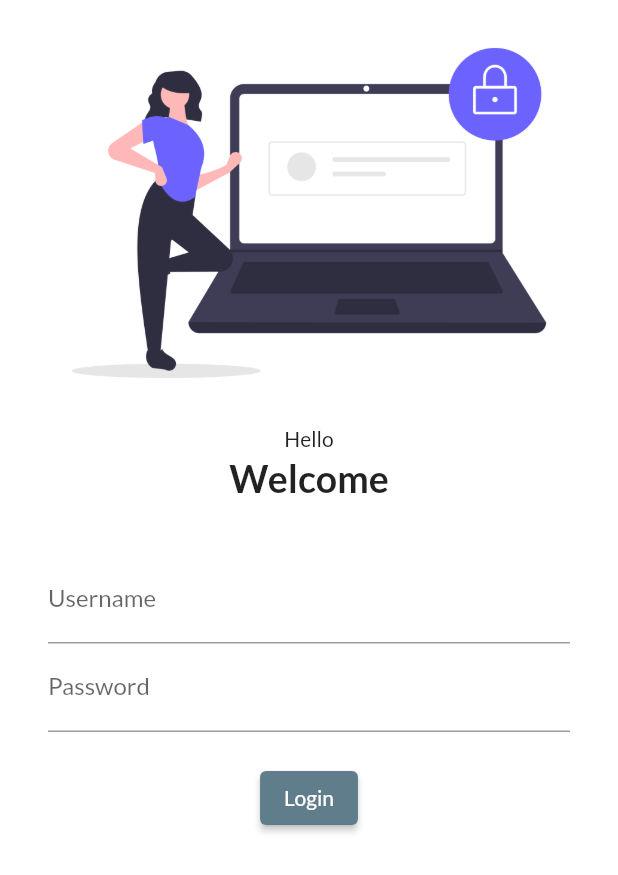
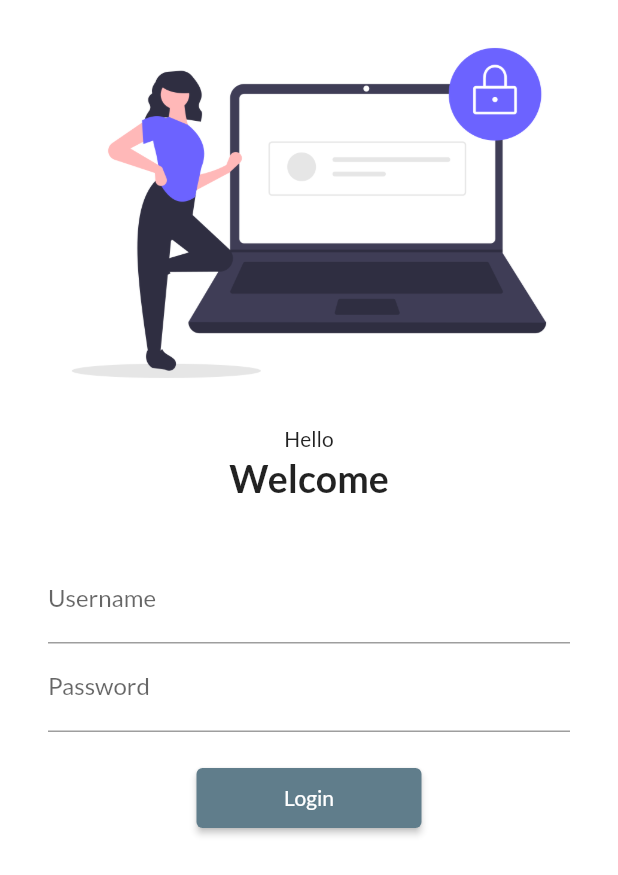
Before and after one commit to AkashDKshirsagar/30DaysFlutter, a Flutter app: the screen it shows after launch, on a phone screen of 412 x 824 dp. Shown: the top 875 px of the screen. Run offline on Flutter 3.47's test engine with Material 2 defaults, Android fonts, the phone set to English and light mode, and no system bars; our stand-ins replace google_fonts.

Commit message:
day_5 completed

```diff
--- a/lib/login_page.dart
+++ b/lib/login_page.dart
@@ -1,3 +1,4 @@
+import 'package:firstapp/utils/routes.dart';
 import 'package:flutter/material.dart';
 
 class LoginPage extends StatelessWidget {
@@ -7,6 +8,7 @@ class LoginPage extends StatelessWidget {
   Widget build(BuildContext context) {
     return Material(
         color: Colors.white,
+        child: SingleChildScrollView(
           child: Column(
             children: [
               Image.asset(
@@ -28,8 +30,8 @@ class LoginPage extends StatelessWidget {
                 height: 20.0,
               ),
               Padding(
-              padding:
-                  const EdgeInsets.symmetric(vertical: 16.0, horizontal: 32.0),
+                padding: const EdgeInsets.symmetric(
+                    vertical: 16.0, horizontal: 32.0),
                 child: Column(
                   children: [
                     TextFormField(
@@ -50,15 +52,16 @@ class LoginPage extends StatelessWidget {
                     ),
                     ElevatedButton(
                       onPressed: () {
-                      print("Hi Akash");
+                        Navigator.pushNamed(context, MyRoutes.homeRoute);
                       },
                       child: Text("Login"),
-                    style: TextButton.styleFrom(),
+                      style: TextButton.styleFrom(minimumSize: Size(150, 40)),
                     )
                   ],
                 ),
               )
             ],
+          ),
         ));
   }
 }
--- a/lib/main.dart
+++ b/lib/main.dart
@@ -1,4 +1,5 @@
 import 'package:firstapp/pages/home_page.dart';
+import 'package:firstapp/utils/routes.dart';
 import 'package:flutter/material.dart';
 import 'package:google_fonts/google_fonts.dart';
 import 'login_page.dart';
@@ -24,8 +25,8 @@ class myApp extends StatelessWidget {
       initialRoute: "/login",
       routes: {
         "/": (context) => LoginPage(),
-        "/home": (context) => HomePage(),
-        "/login": (context) => LoginPage(),
+        MyRoutes.homeRoute: (context) => HomePage(),
+        MyRoutes.loginRoute: (context) => LoginPage(),
       },
     );
   }
--- /dev/null
+++ b/lib/utils/routes.dart
@@ -0,0 +1,4 @@
+class MyRoutes {
+  static String loginRoute = "/login";
+  static String homeRoute = "/home";
+}
```
Lines whose indentation alone changed are shown as unchanged.
